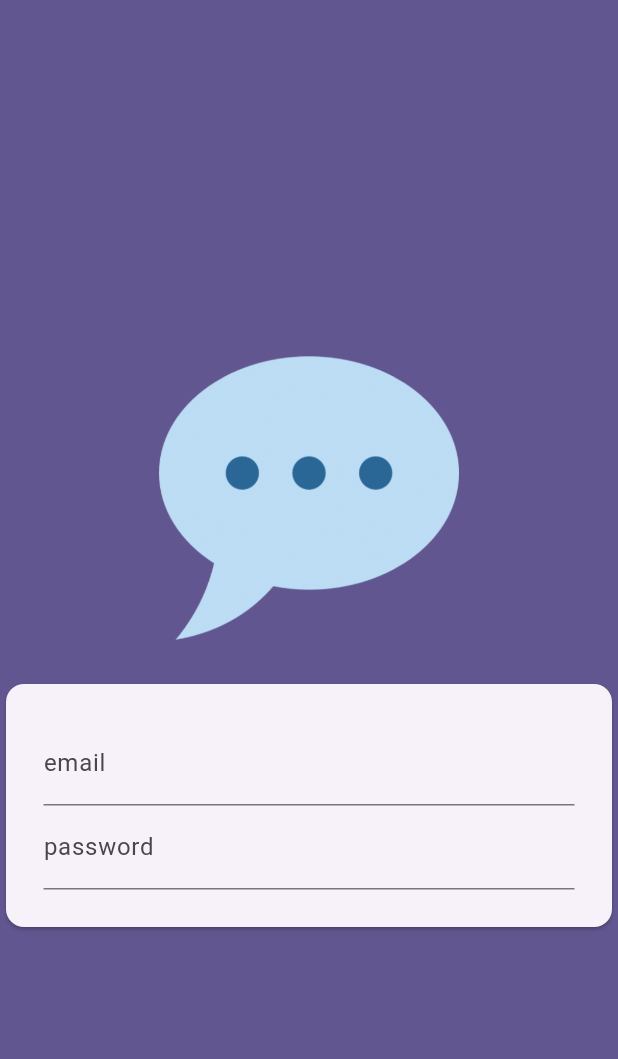
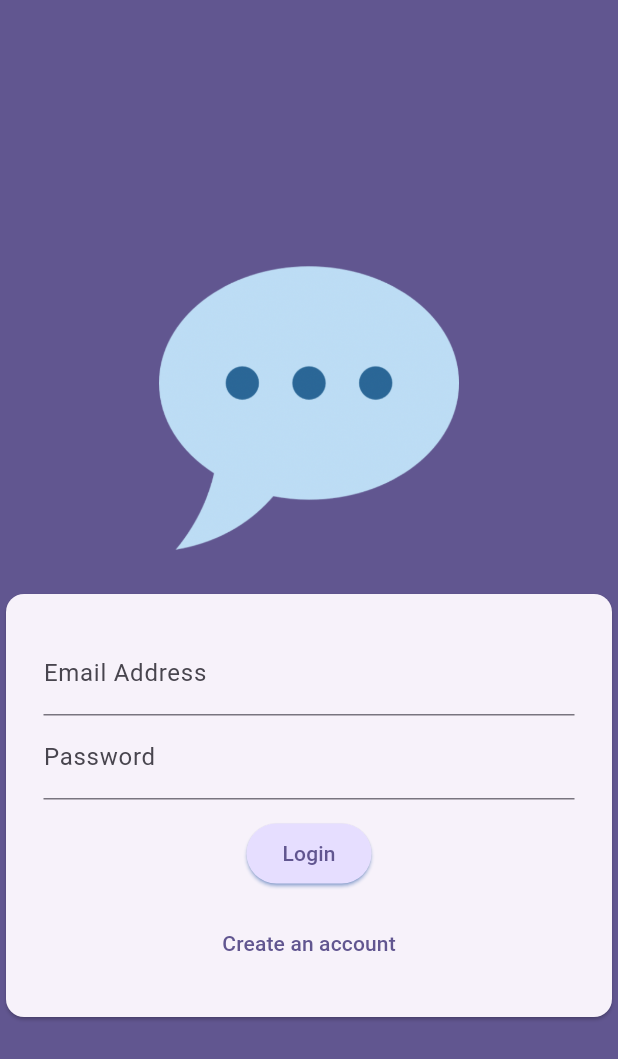
Before and after one commit to Betremariam/flutter_chatApp_firebase, a Flutter app: the screen it shows after launch, on a phone screen of 412 x 824 dp. Shown: the top 1059 px of the screen. Run offline on Flutter 3.47's test engine with Material 3 defaults, Android fonts, the phone set to English and light mode, and no system bars.

Commit message:
creating login button and sign up status

```diff
--- a/lib/screens/auth.dart
+++ b/lib/screens/auth.dart
@@ -1,7 +1,14 @@
 import 'package:flutter/material.dart';
 
-class AuthScreen extends StatelessWidget {
+class AuthScreen extends StatefulWidget {
   const AuthScreen({super.key});
+
+  @override
+  State<AuthScreen> createState() => _AuthScreenState();
+}
+
+class _AuthScreenState extends State<AuthScreen> {
+  bool _isLogin = true;
 
   @override
   Widget build(BuildContext context) {
@@ -28,10 +35,43 @@ class AuthScreen extends StatelessWidget {
                       child: Column(
                         children: [
                           TextFormField(
-                            decoration: InputDecoration(labelText: "email"),
+                            decoration: const InputDecoration(
+                              labelText: 'Email Address',
+                            ),
+                            keyboardType: TextInputType.emailAddress,
+                            autocorrect: false,
+                            textCapitalization: TextCapitalization.none,
                           ),
                           TextFormField(
-                            decoration: InputDecoration(labelText: "password"),
+                            decoration: const InputDecoration(
+                              labelText: 'Password',
+                            ),
+                            obscureText: true,
+                          ),
+                          const SizedBox(height: 12),
+                          ElevatedButton(
+                            onPressed: () {},
+                            style: ElevatedButton.styleFrom(
+                              backgroundColor:
+                                  Theme.of(
+                                    context,
+                                  ).colorScheme.primaryContainer,
+                              shadowColor: Colors.blueAccent,
+                            ),
+                            child: Text(_isLogin ? 'Login' : 'Signup'),
+                          ),
+                          const SizedBox(height: 12),
+                          TextButton(
+                            onPressed: () {
+                              setState(() {
+                                _isLogin = !_isLogin;
+                              });
+                            },
+                            child: Text(
+                              _isLogin
+                                  ? 'Create an account'
+                                  : 'I already have an account',
+                            ),
                           ),
                         ],
                       ),
```
